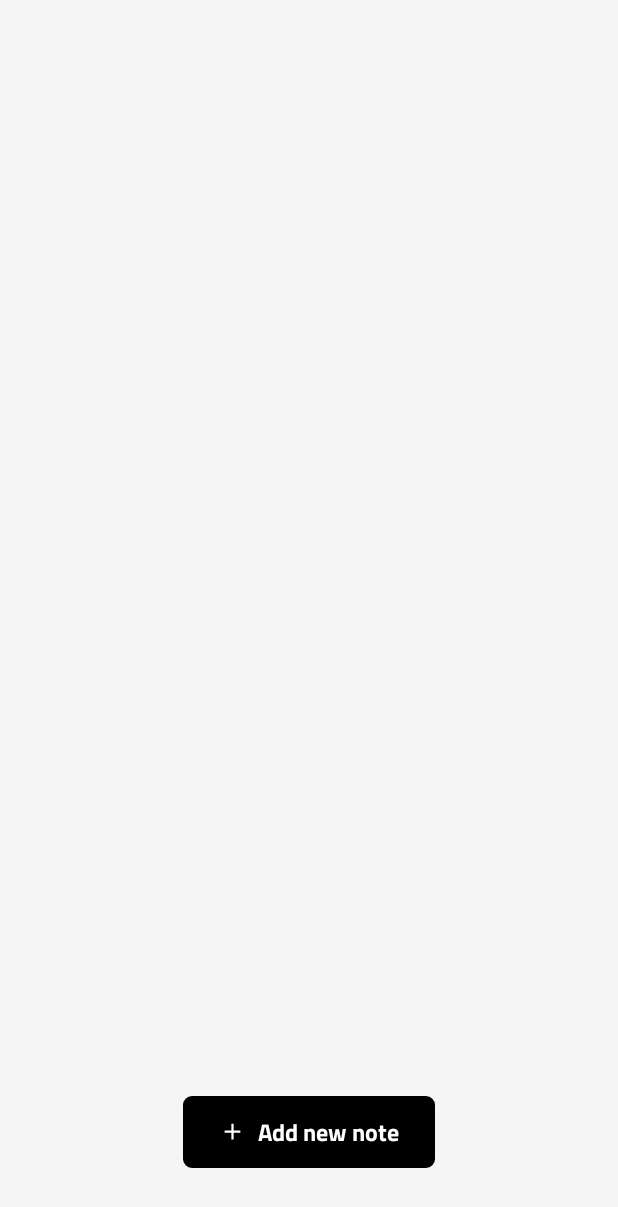
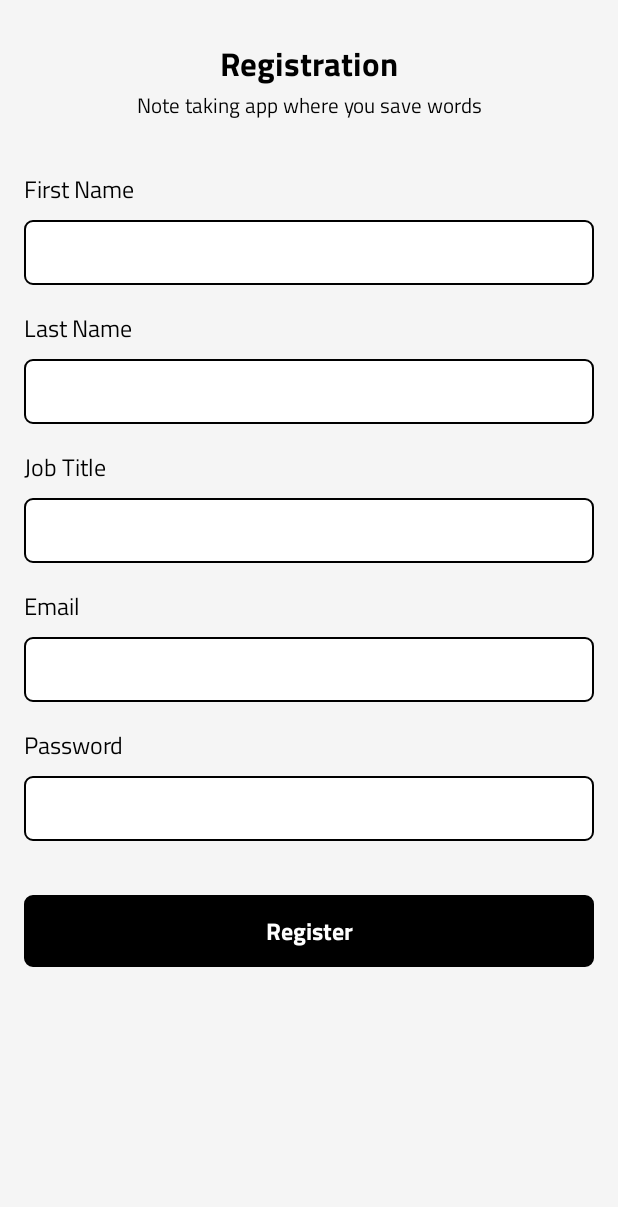
Before and after one commit to talhayi/NoteAppFirebase, an Android app: the screen it shows after launch (MainActivity), on a phone screen of 412 x 824 dp. Shown: the top 1207 px of the screen. Run offline under Robolectric (Android 15) with nearby library versions, the light colour scheme and no system bars; our stand-ins replace Dagger/Hilt's generated code, Firebase (no records; nobody signed in at launch, a user with empty details on screens opened directly).

Commit message:
Created Register

```diff
--- a/app/build.gradle.kts
+++ b/app/build.gradle.kts
@@ -59,6 +59,7 @@ dependencies {
     implementation(platform("com.google.firebase:firebase-bom:32.6.0"))
     implementation("com.google.firebase:firebase-analytics")
     implementation("com.google.firebase:firebase-firestore")
+    implementation("com.google.firebase:firebase-auth")
     //Navigation
     implementation("androidx.navigation:navigation-fragment-ktx:$navigation_version")
     implementation("androidx.navigation:navigation-ui-ktx:$navigation_version")
--- /dev/null
+++ b/app/src/main/java/com/example/firebaseexample/data/repository/AuthRepository.kt
@@ -0,0 +1,11 @@
+package com.example.firebaseexample.data.repository
+
+import com.example.firebaseexample.data.model.User
+import com.example.firebaseexample.util.UIState
+
+interface AuthRepository {
+    fun registerUser(email: String, password: String, user: User, result: (UIState<String>) -> Unit)
+    fun updateUserInfo(user: User, result: (UIState<String>) -> Unit)
+    fun loginUser(user: User, result: (UIState<String>) -> Unit)
+    fun forgotPassword(user: User, result: (UIState<String>) -> Unit)
+}
--- a/app/src/main/java/com/example/firebaseexample/di/AppModule.kt
+++ b/app/src/main/java/com/example/firebaseexample/di/AppModule.kt
@@ -1,7 +1,10 @@
 package com.example.firebaseexample.di
 
+import com.example.firebaseexample.data.repository.AuthRepository
+import com.example.firebaseexample.data.repository.AuthRepositoryImpl
 import com.example.firebaseexample.data.repository.NoteRepository
 import com.example.firebaseexample.data.repository.NoteRepositoryImpl
+import com.google.firebase.auth.FirebaseAuth
 import com.google.firebase.firestore.FirebaseFirestore
 import dagger.Module
 import dagger.Provides
@@ -20,9 +23,24 @@ object AppModule {
 
     @Provides
     @Singleton
+    fun provideFirebaseAuthInstance(): FirebaseAuth {
+        return FirebaseAuth.getInstance()
+    }
+
+    @Provides
+    @Singleton
     fun provideNoteRepository(
         database: FirebaseFirestore
     ): NoteRepository {
         return NoteRepositoryImpl(database)
     }
+
+    @Provides
+    @Singleton
+    fun provideAuthRepository(
+        auth: FirebaseAuth,
+        database: FirebaseFirestore
+    ): AuthRepository {
+        return AuthRepositoryImpl(auth, database)
+    }
 }
--- /dev/null
+++ b/app/src/main/java/com/example/firebaseexample/ui/auth/AuthViewModel.kt
@@ -0,0 +1,32 @@
+package com.example.firebaseexample.ui.auth
+
+import androidx.lifecycle.LiveData
+import androidx.lifecycle.MutableLiveData
+import androidx.lifecycle.ViewModel
+import com.example.firebaseexample.data.model.User
+import com.example.firebaseexample.data.repository.AuthRepository
+import com.example.firebaseexample.util.UIState
+import dagger.hilt.android.lifecycle.HiltViewModel
+import javax.inject.Inject
+@HiltViewModel
+class AuthViewModel @Inject constructor(
+    private val authRepository: AuthRepository
+): ViewModel() {
+
+    private val _register = MutableLiveData<UIState<String>>()
+    val register: LiveData<UIState<String>>
+        get() = _register
+
+    fun register(
+        email: String,
+        password: String,
+        user: User
+    ) {
+        _register.value = UIState.Loading
+        authRepository.registerUser(
+            email = email,
+            password = password,
+            user = user
+        ) { _register.value = it }
+    }
+}
--- /dev/null
+++ b/app/src/main/java/com/example/firebaseexample/ui/auth/RegisterFragment.kt
@@ -0,0 +1,115 @@
+package com.example.firebaseexample.ui.auth
+
+import android.os.Bundle
+import androidx.fragment.app.Fragment
+import android.view.LayoutInflater
+import android.view.View
+import android.view.ViewGroup
+import androidx.fragment.app.viewModels
+import androidx.navigation.fragment.findNavController
+import com.example.firebaseexample.R
+import com.example.firebaseexample.data.model.User
+import com.example.firebaseexample.databinding.FragmentRegisterBinding
+import com.example.firebaseexample.util.*
+import dagger.hilt.android.AndroidEntryPoint
+
+@AndroidEntryPoint
+class RegisterFragment : Fragment() {
+
+    val TAG: String = "RegisterFragment"
+    private lateinit var binding: FragmentRegisterBinding
+    private val viewModel: AuthViewModel by viewModels()
+
+    override fun onCreateView(
+        inflater: LayoutInflater, container: ViewGroup?,
+        savedInstanceState: Bundle?
+    ): View {
+        binding = FragmentRegisterBinding.inflate(layoutInflater)
+        return binding.root
+    }
+
+    override fun onViewCreated(view: View, savedInstanceState: Bundle?) {
+        super.onViewCreated(view, savedInstanceState)
+        observer()
+        binding.registerBtn.setOnClickListener {
+            if (validation()){
+                viewModel.register(
+                    email = binding.emailEt.text.toString(),
+                    password = binding.passEt.text.toString(),
+                    user = getUserObj()
+                )
+            }
+        }
+    }
+
+    private fun observer() {
+        viewModel.register.observe(viewLifecycleOwner) { state ->
+            when(state){
+                is UIState.Loading -> {
+                    binding.registerBtn.text = getString(R.string.empty)
+                    binding.registerProgress.show()
+                }
+                is UIState.Failure -> {
+                    binding.registerBtn.text = getString(R.string.register)
+                    binding.registerProgress.hide()
+                    toast(state.error)
+                }
+                is UIState.Success -> {
+                    binding.registerBtn.text = getString(R.string.register)
+                    binding.registerProgress.hide()
+                    toast(state.data)
+                    findNavController().navigate(R.id.action_registerFragment_to_noteListFragment)
+                }
+            }
+        }
+    }
+
+    private fun getUserObj(): User {
+        return User(
+            id = getString(R.string.empty),
+            firstName = binding.firstNameEt.text.toString(),
+            lastname = binding.lastNameEt.text.toString(),
+            jobTitle = binding.jobTitleEt.text.toString(),
+            email = binding.emailEt.text.toString(),
+        )
+    }
+
+    private fun validation(): Boolean {
+        var isValid = true
+
+        if (binding.firstNameEt.text.isNullOrEmpty()){
+            isValid = false
+            toast(getString(R.string.enter_first_name))
+        }
+
+        if (binding.lastNameEt.text.isNullOrEmpty()){
+            isValid = false
+            toast(getString(R.string.enter_last_name))
+        }
+
+        if (binding.jobTitleEt.text.isNullOrEmpty()){
+            isValid = false
+            toast(getString(R.string.enter_job_title))
+        }
+
+        if (binding.emailEt.text.isNullOrEmpty()){
+            isValid = false
+            toast(getString(R.string.enter_email))
+        }else{
+            if (!binding.emailEt.text.toString().isValidEmail()){
+                isValid = false
+                toast(getString(R.string.invalid_email))
+            }
+        }
+        if (binding.passEt.text.isNullOrEmpty()){
+            isValid = false
+            toast(getString(R.string.enter_password))
+        }else{
+            if (binding.passEt.text.toString().length < 8){
+                isValid = false
+                toast(getString(R.string.invalid_password))
+            }
+        }
+        return isValid
+    }
+}
--- a/app/src/main/java/com/example/firebaseexample/note/NoteDetailFragment.kt
+++ b/app/src/main/java/com/example/firebaseexample/ui/note/NoteDetailFragment.kt
@@ -1,4 +1,4 @@
-package com.example.firebaseexample.note
+package com.example.firebaseexample.ui.note
 
 import android.os.Bundle
 import androidx.fragment.app.Fragment
--- a/app/src/main/java/com/example/firebaseexample/note/NoteListAdapter.kt
+++ b/app/src/main/java/com/example/firebaseexample/ui/note/NoteListAdapter.kt
@@ -1,4 +1,4 @@
-package com.example.firebaseexample.note
+package com.example.firebaseexample.ui.note
 
 import android.view.LayoutInflater
 import android.view.ViewGroup
--- a/app/src/main/java/com/example/firebaseexample/note/NoteListFragment.kt
+++ b/app/src/main/java/com/example/firebaseexample/ui/note/NoteListFragment.kt
@@ -1,4 +1,4 @@
-package com.example.firebaseexample.note
+package com.example.firebaseexample.ui.note
 
 import android.os.Bundle
 import android.view.LayoutInflater
--- a/app/src/main/java/com/example/firebaseexample/note/NoteViewModel.kt
+++ b/app/src/main/java/com/example/firebaseexample/ui/note/NoteViewModel.kt
@@ -1,4 +1,4 @@
-package com.example.firebaseexample.note
+package com.example.firebaseexample.ui.note
 
 import androidx.lifecycle.LiveData
 import androidx.lifecycle.MutableLiveData
--- a/app/src/main/java/com/example/firebaseexample/util/Constants.kt
+++ b/app/src/main/java/com/example/firebaseexample/util/Constants.kt
@@ -8,3 +8,7 @@ object FireStoreTables{
 object FireStoreDocumentField {
     val DATE = "date"
 }
+
+object FireStoreCollection {
+    val USER = "user"
+}
--- a/app/src/main/java/com/example/firebaseexample/util/Extensions.kt
+++ b/app/src/main/java/com/example/firebaseexample/util/Extensions.kt
@@ -73,3 +73,6 @@ val Int.dpToPx: Int
 
 val Int.pxToDp: Int
     get() = (this / Resources.getSystem().displayMetrics.density).toInt()
+
+fun String.isValidEmail() =
+    isNotEmpty() && android.util.Patterns.EMAIL_ADDRESS.matcher(this).matches()
--- /dev/null
+++ b/app/src/main/res/layout/fragment_register.xml
@@ -0,0 +1,229 @@
+<?xml version="1.0" encoding="utf-8"?>
+<androidx.constraintlayout.widget.ConstraintLayout
+    xmlns:android="http://schemas.android.com/apk/res/android"
+    xmlns:app="http://schemas.android.com/apk/res-auto"
+    android:layout_width="match_parent"
+    android:layout_height="wrap_content">
+
+    <TextView
+        android:id="@+id/name"
+        android:layout_width="wrap_content"
+        android:layout_height="wrap_content"
+        android:layout_marginTop="25dp"
+        android:fontFamily="@font/titillium_web_bold"
+        android:text="@string/registration"
+        android:textColor="@color/black"
+        android:textSize="22sp"
+        app:layout_constraintEnd_toEndOf="parent"
+        app:layout_constraintStart_toStartOf="parent"
+        app:layout_constraintTop_toTopOf="parent" />
+
+    <TextView
+        android:id="@+id/headline"
+        android:layout_width="wrap_content"
+        android:layout_height="wrap_content"
+        android:fontFamily="@font/titillium_web_regular"
+        android:text="@string/note_taking_app_where_you_save_words"
+        android:textColor="@color/black"
+        android:textSize="14sp"
+        app:layout_constraintEnd_toEndOf="parent"
+        app:layout_constraintStart_toStartOf="parent"
+        app:layout_constraintTop_toBottomOf="@+id/name" />
+
+    <TextView
+        android:id="@+id/first_name_label"
+        android:layout_width="wrap_content"
+        android:layout_height="wrap_content"
+        android:layout_marginStart="16dp"
+        android:layout_marginTop="32dp"
+        android:fontFamily="@font/titillium_web_regular"
+        android:text="@string/first_name"
+        android:textColor="@color/black"
+        android:textSize="16sp"
+        app:layout_constraintStart_toStartOf="parent"
+        app:layout_constraintTop_toBottomOf="@+id/headline" />
+
+    <EditText
+        android:id="@+id/first_name_et"
+        android:layout_width="0dp"
+        android:layout_height="wrap_content"
+        android:layout_marginStart="16dp"
+        android:layout_marginLeft="16dp"
+        android:layout_marginTop="8dp"
+        android:layout_marginEnd="16dp"
+        android:layout_marginRight="16dp"
+        android:background="@drawable/black_white_rect_bg"
+        android:ems="10"
+        android:fontFamily="@font/titillium_web_regular"
+        android:inputType="textPersonName"
+        android:textColor="@color/black"
+        android:textSize="14sp"
+        app:layout_constraintEnd_toEndOf="parent"
+        app:layout_constraintHorizontal_bias="0.0"
+        app:layout_constraintStart_toStartOf="parent"
+        app:layout_constraintTop_toBottomOf="@+id/first_name_label" />
+
+    <TextView
+        android:id="@+id/last_name_label"
+        android:layout_width="wrap_content"
+        android:layout_height="wrap_content"
+        android:layout_marginStart="16dp"
+        android:layout_marginTop="16dp"
+        android:fontFamily="@font/titillium_web_regular"
+        android:text="@string/last_name"
+        android:textColor="@color/black"
+        android:textSize="16sp"
+        app:layout_constraintStart_toStartOf="parent"
+        app:layout_constraintTop_toBottomOf="@+id/first_name_et" />
+
+    <EditText
+        android:id="@+id/last_name_et"
+        android:layout_width="0dp"
+        android:layout_height="wrap_content"
+        android:layout_marginStart="16dp"
+        android:layout_marginLeft="16dp"
+        android:layout_marginTop="8dp"
+        android:layout_marginEnd="16dp"
+        android:layout_marginRight="16dp"
+        android:background="@drawable/black_white_rect_bg"
+        android:ems="10"
+        android:fontFamily="@font/titillium_web_regular"
+        android:inputType="textPersonName"
+        android:textColor="@color/black"
+        android:textSize="14sp"
+        app:layout_constraintEnd_toEndOf="parent"
+        app:layout_constraintHorizontal_bias="0.0"
+        app:layout_constraintStart_toStartOf="parent"
+        app:layout_constraintTop_toBottomOf="@+id/last_name_label" />
+
+    <TextView
+        android:id="@+id/job_title_label"
+        android:layout_width="wrap_content"
+        android:layout_height="wrap_content"
+        android:layout_marginStart="16dp"
+        android:layout_marginTop="16dp"
+        android:fontFamily="@font/titillium_web_regular"
+        android:text="@string/job_title"
+        android:textColor="@color/black"
+        android:textSize="16sp"
+        app:layout_constraintStart_toStartOf="parent"
+        app:layout_constraintTop_toBottomOf="@+id/last_name_et" />
+
+    <EditText
+        android:id="@+id/job_title_et"
+        android:layout_width="0dp"
+        android:layout_height="wrap_content"
+        android:layout_marginStart="16dp"
+        android:layout_marginLeft="16dp"
+        android:layout_marginTop="8dp"
+        android:layout_marginEnd="16dp"
+        android:layout_marginRight="16dp"
+        android:background="@drawable/black_white_rect_bg"
+        android:ems="10"
+        android:fontFamily="@font/titillium_web_regular"
+        android:inputType="textPersonName"
+        android:textColor="@color/black"
+        android:textSize="14sp"
+        app:layout_constraintEnd_toEndOf="parent"
+        app:layout_constraintHorizontal_bias="0.0"
+        app:layout_constraintStart_toStartOf="parent"
+        app:layout_constraintTop_toBottomOf="@+id/job_title_label" />
+
+    <TextView
+        android:id="@+id/email_label"
+        android:layout_width="wrap_content"
+        android:layout_height="wrap_content"
+        android:layout_marginStart="16dp"
+        android:layout_marginTop="16dp"
+        android:fontFamily="@font/titillium_web_regular"
+        android:text="@string/email"
+        android:textColor="@color/black"
+        android:textSize="16sp"
+        app:layout_constraintStart_toStartOf="parent"
+        app:layout_constraintTop_toBottomOf="@+id/job_title_et" />
+
+    <EditText
+        android:id="@+id/email_et"
+        android:layout_width="0dp"
+        android:layout_height="wrap_content"
+        android:layout_marginStart="16dp"
+        android:layout_marginLeft="16dp"
+        android:layout_marginTop="8dp"
+        android:layout_marginEnd="16dp"
+        android:layout_marginRight="16dp"
+        android:background="@drawable/black_white_rect_bg"
+        android:ems="10"
+        android:fontFamily="@font/titillium_web_regular"
+        android:inputType="textEmailAddress"
+        android:textColor="@color/black"
+        android:textSize="14sp"
+        app:layout_constraintEnd_toEndOf="parent"
+        app:layout_constraintHorizontal_bias="0.0"
+        app:layout_constraintStart_toStartOf="parent"
+        app:layout_constraintTop_toBottomOf="@+id/email_label" />
+
+    <TextView
+        android:id="@+id/pass_label"
+        android:layout_width="wrap_content"
+        android:layout_height="wrap_content"
+        android:layout_marginTop="16dp"
+        android:fontFamily="@font/titillium_web_regular"
+        android:text="@string/password"
+        android:textColor="@color/black"
+        android:textSize="16sp"
+        app:layout_constraintEnd_toEndOf="@+id/email_et"
+        app:layout_constraintHorizontal_bias="0.0"
+        app:layout_constraintStart_toStartOf="@+id/email_et"
+        app:layout_constraintTop_toBottomOf="@+id/email_et" />
+
+    <EditText
+        android:id="@+id/pass_et"
+        android:layout_width="0dp"
+        android:layout_height="wrap_content"
+        android:layout_marginTop="8dp"
+        android:background="@drawable/black_white_rect_bg"
+        android:fontFamily="@font/titillium_web_regular"
+        android:inputType="textPassword"
+        android:textColor="@color/black"
+        android:textSize="14sp"
+        app:layout_constraintEnd_toEndOf="@+id/email_et"
+        app:layout_constraintHorizontal_bias="0.0"
+        app:layout_constraintStart_toStartOf="@+id/email_et"
+        app:layout_constraintTop_toBottomOf="@+id/pass_label" />
+
+
+    <RelativeLayout
+        android:id="@+id/button_layout"
+        android:layout_width="0dp"
+        android:layout_height="wrap_content"
+        android:layout_marginTop="36dp"
+        app:layout_constraintEnd_toEndOf="@+id/email_et"
+        app:layout_constraintHorizontal_bias="0.0"
+        app:layout_constraintStart_toStartOf="@+id/email_et"
+        app:layout_constraintTop_toBottomOf="@+id/pass_et">
+
+        <com.google.android.material.button.MaterialButton
+            android:id="@+id/register_btn"
+            android:layout_width="match_parent"
+            android:layout_height="wrap_content"
+            android:background="@drawable/black_rect_bg"
+            android:text="@string/register"
+            android:textAllCaps="false"
+            android:textAppearance="@style/SubTitleStyle"
+            android:textColor="@color/white"
+            app:backgroundTint="@color/black" />
+
+        <ProgressBar
+            android:id="@+id/register_progress"
+            style="?android:attr/progressBarStyle"
+            android:layout_width="36dp"
+            android:layout_height="36dp"
+            android:layout_centerInParent="true"
+            android:layout_marginTop="16dp"
+            android:elevation="10dp"
+            android:indeterminateTint="@color/white"
+            android:visibility="invisible" />
+
+    </RelativeLayout>
+
+</androidx.constraintlayout.widget.ConstraintLayout>
--- a/app/src/main/res/navigation/nav_graph.xml
+++ b/app/src/main/res/navigation/nav_graph.xml
@@ -3,11 +3,11 @@
     xmlns:app="http://schemas.android.com/apk/res-auto"
     xmlns:tools="http://schemas.android.com/tools"
     android:id="@+id/nav_graph"
-    app:startDestination="@id/noteListFragment">
+    app:startDestination="@id/registerFragment">
 
     <fragment
         android:id="@+id/noteListFragment"
-        android:name="com.example.firebaseexample.note.NoteListFragment"
+        android:name="com.example.firebaseexample.ui.note.NoteListFragment"
         android:label="fragment_note_list"
         tools:layout="@layout/fragment_note_list" >
         <action
@@ -16,11 +16,19 @@
     </fragment>
     <fragment
         android:id="@+id/noteDetailFragment"
-        android:name="com.example.firebaseexample.note.NoteDetailFragment"
+        android:name="com.example.firebaseexample.ui.note.NoteDetailFragment"
         android:label="fragment_note_detail"
         tools:layout="@layout/fragment_note_detail" >
         <action
             android:id="@+id/action_noteDetailFragment_to_noteListFragment"
             app:destination="@id/noteListFragment" />
     </fragment>
+    <fragment
+        android:id="@+id/registerFragment"
+        android:name="com.example.firebaseexample.ui.auth.RegisterFragment"
+        android:label="RegisterFragment" >
+        <action
+            android:id="@+id/action_registerFragment_to_noteListFragment"
+            app:destination="@id/noteListFragment" />
+    </fragment>
 </navigation>
--- a/app/src/main/res/values/strings.xml
+++ b/app/src/main/res/values/strings.xml
@@ -25,4 +25,19 @@
     <string name="last_modified">Last Modified</string>
     <string name="tags">Tags</string>
     <string name="description">Description</string>
+    <string name="registration">Registration</string>
+    <string name="note_taking_app_where_you_save_words">Note taking app where you save words</string>
+    <string name="first_name">First Name</string>
+    <string name="last_name">Last Name</string>
+    <string name="job_title">Job Title</string>
+    <string name="email">Email</string>
+    <string name="password">Password</string>
+    <string name="register">Register</string>
+    <string name="enter_first_name">Enter first name</string>
+    <string name="enter_last_name">Enter last name</string>
+    <string name="enter_job_title">Enter job title</string>
+    <string name="enter_email">Enter email address</string>
+    <string name="invalid_email">Invalid email entered</string>
+    <string name="enter_password">Enter password</string>
+    <string name="invalid_password">Your password must be at least 8 characters</string>
 </resources>
```
Also changed, not shown: app/src/main/java/com/example/firebaseexample/data/model/User.kt (added, +9 -0 lines), app/src/main/java/com/example/firebaseexample/data/repository/AuthRepositoryImpl.kt (added, +86 -0 lines), 1 other file.
